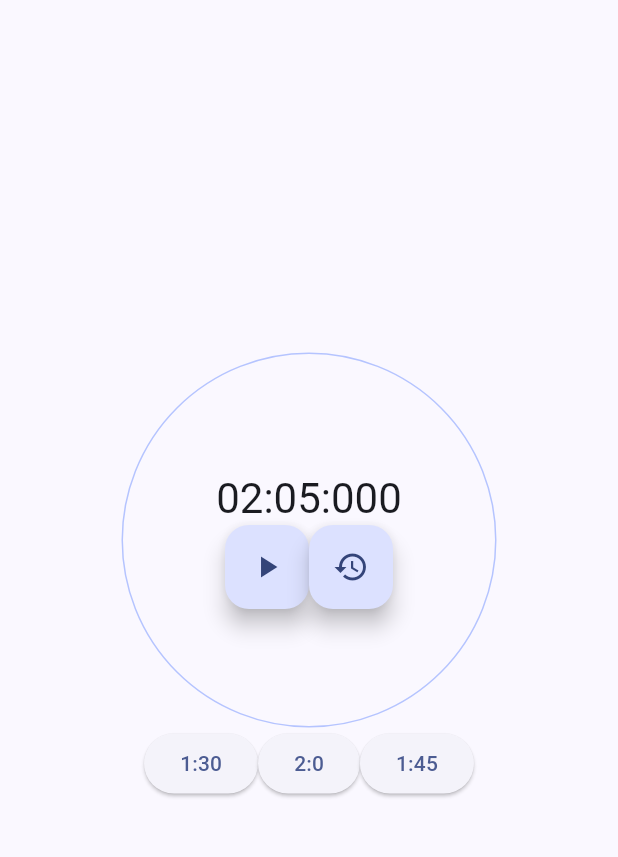
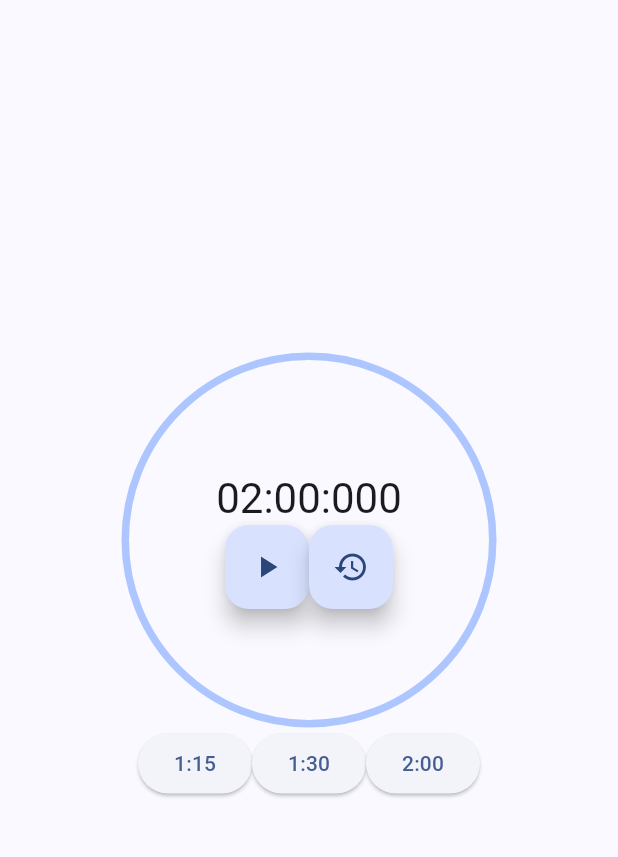
Before and after one commit to tlievre/fitness_stopwatch_app, a Flutter app: the screen it shows after launch, on a phone screen of 412 x 824 dp, the part 84-941 px from its top. Run offline on Flutter 3.47's test engine with Material 3 defaults, Android fonts, the phone set to English and light mode, and no system bars.

Commit message:
final branch commit

```diff
--- a/lib/main.dart
+++ b/lib/main.dart
@@ -13,10 +13,10 @@
   @override
   Widget build(BuildContext context) {
     return MaterialApp(
-      title: 'Flutter Demo',
+      title: 'Fitness Stopwatch App',
       theme: ThemeData(
         colorScheme:
-            ColorScheme.fromSeed(seedColor: Color.fromARGB(255, 27, 38, 73)),
+            ColorScheme.fromSeed(seedColor: Color.fromARGB(255, 48, 49, 53)),
         useMaterial3: true,
       ),
       home: const MyHomePage(title: 'Fitness stopwatch app'),
@@ -48,7 +48,7 @@
   IconData? icon;
 
   var chosenMinutes = 2;
-  var chosenSeconds = 5;
+  var chosenSeconds = 0;
 
   @override
   void initState() {
@@ -123,6 +123,7 @@
                     .circle, // this one is use for make the circle on ui.
                 border: Border.all(
                   color: Theme.of(context).colorScheme.inversePrimary,
+                  width: 5,
                 ),
               ),
               child: Column(
@@ -158,21 +159,21 @@
               children: [
                 ElevatedButton(
                   onPressed: () {
+                    setTimer(1, 15);
+                  },
+                  child: Text("1:15"),
+                ),
+                ElevatedButton(
+                  onPressed: () {
                     setTimer(1, 30);
                   },
                   child: Text("1:30"),
                 ),
                 ElevatedButton(
                   onPressed: () {
-                    setTimer(2, 0);
+                    setTimer(2, 00);
                   },
-                  child: Text("2:0"),
-                ),
-                ElevatedButton(
-                  onPressed: () {
-                    setTimer(1, 45);
-                  },
-                  child: Text("1:45"),
+                  child: Text("2:00"),
                 ),
               ],
             )
--- a/pubspec.yaml
+++ b/pubspec.yaml
@@ -35,6 +35,7 @@ dependencies:
   # The following adds the Cupertino Icons font to your application.
   # Use with the CupertinoIcons class for iOS style icons.
   cupertino_icons: ^1.0.2
+  provider: ^6.1.1
 
 dev_dependencies:
   flutter_test:
```
Also changed, not shown: pubspec.lock, 2 other files.
